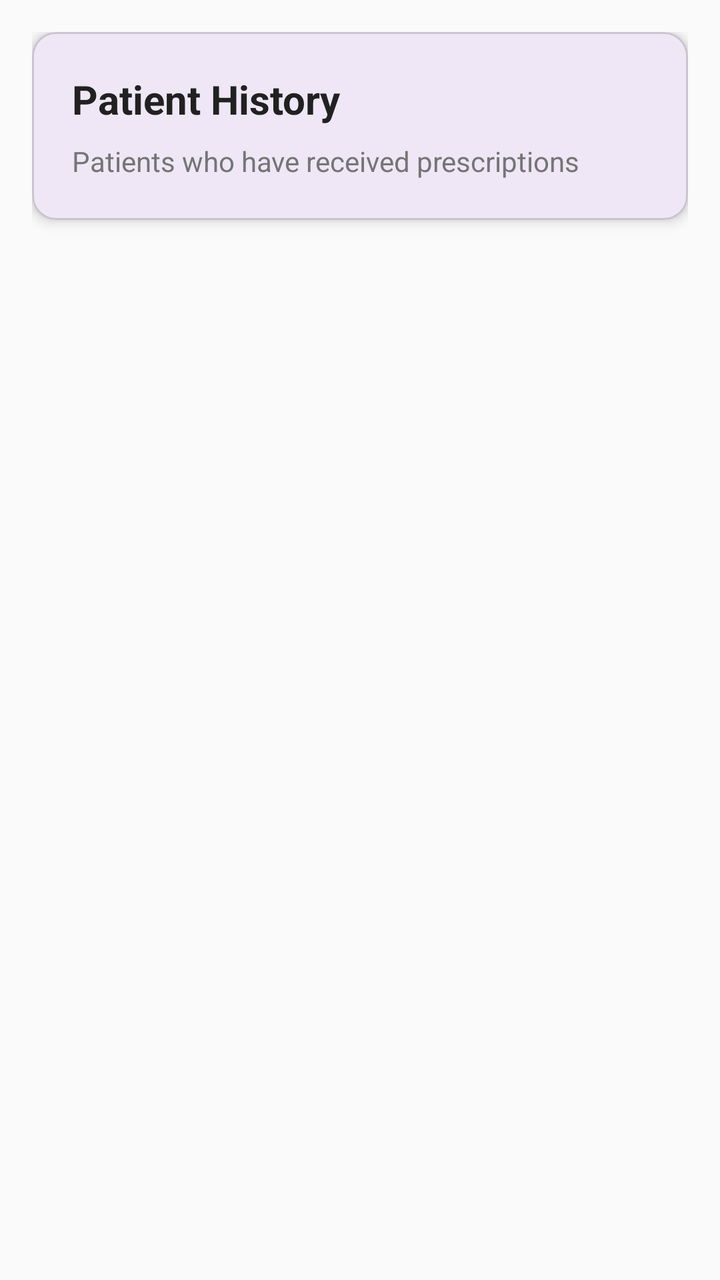
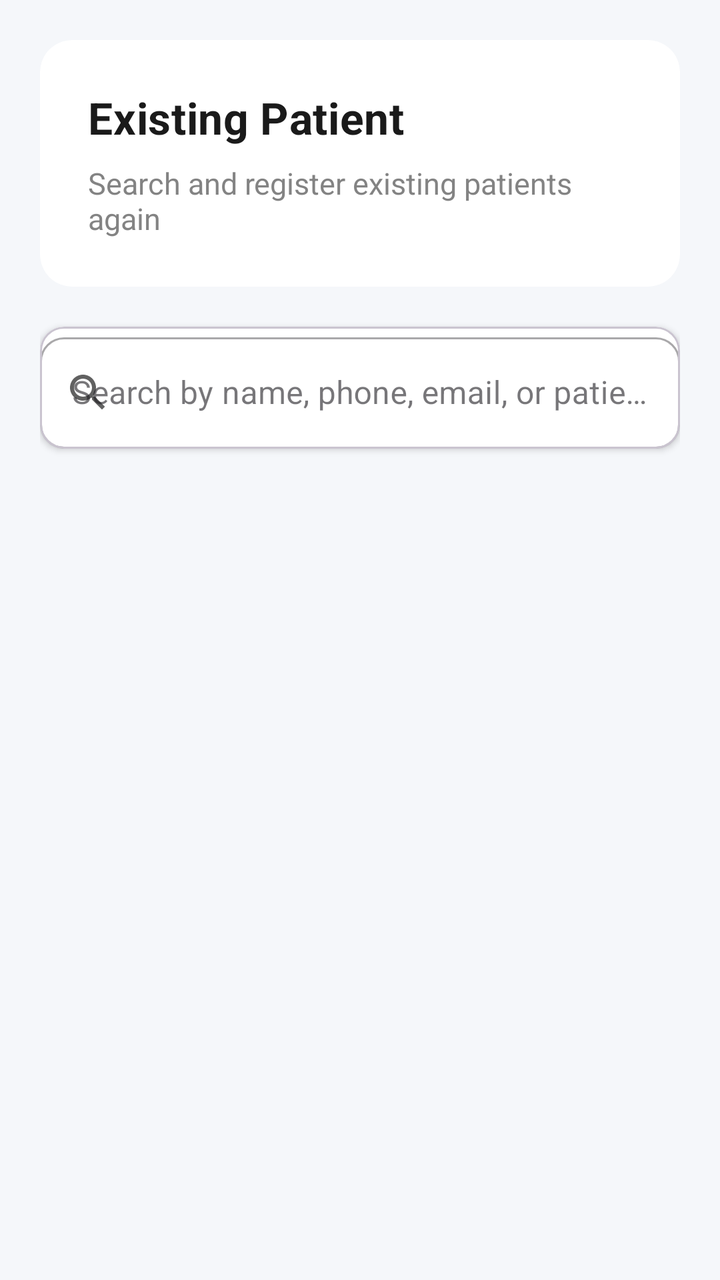

Two renders of the same Android screen: before a commit and after it. Below are the layout's source before the change and the commit's diff.
<!-- AndroidManifest.xml: application theme Theme.H_CAS -->
<!-- res/layout/fragment_patient_history.xml -->
<?xml version="1.0" encoding="utf-8"?>
<ScrollView xmlns:android="http://schemas.android.com/apk/res/android"
    xmlns:app="http://schemas.android.com/apk/res-auto"
    android:layout_width="match_parent"
    android:layout_height="match_parent"
    android:background="@color/background_light"
    android:fillViewport="true">

    <LinearLayout
        android:layout_width="match_parent"
        android:layout_height="wrap_content"
        android:orientation="vertical"
        android:padding="16dp">

        
        <com.google.android.material.card.MaterialCardView
            android:layout_width="match_parent"
            android:layout_height="wrap_content"
            android:layout_marginBottom="16dp"
            app:cardCornerRadius="12dp"
            app:cardElevation="4dp">

            <LinearLayout
                android:layout_width="match_parent"
                android:layout_height="wrap_content"
                android:orientation="vertical"
                android:padding="20dp">

                <TextView
                    android:layout_width="wrap_content"
                    android:layout_height="wrap_content"
                    android:text="Patient History"
                    android:textSize="20sp"
                    android:textStyle="bold"
                    android:textColor="@color/text_primary" />

                <TextView
                    android:layout_width="wrap_content"
                    android:layout_height="wrap_content"
                    android:layout_marginTop="8dp"
                    android:text="Patients who have received prescriptions"
                    android:textSize="14sp"
                    android:textColor="@color/text_secondary" />

            </LinearLayout>

        </com.google.android.material.card.MaterialCardView>

        
        <androidx.recyclerview.widget.RecyclerView
            android:id="@+id/patientHistoryRecyclerView"
            android:layout_width="match_parent"
            android:layout_height="wrap_content"
            android:nestedScrollingEnabled="false" />

        
        <TextView
            android:id="@+id/emptyStateTextView"
            android:layout_width="match_parent"
            android:layout_height="wrap_content"
            android:layout_marginTop="32dp"
            android:text="No patients with prescription history found"
            android:textSize="16sp"
            android:textColor="@color/text_secondary"
            android:gravity="center"
            android:visibility="gone" />

    </LinearLayout>

</ScrollView>
<!-- resources referenced by this layout -->
<resources>
  <color name="background_light">#FAFAFA</color>
  <color name="text_primary">#212121</color>
  <color name="text_secondary">#757575</color>
  <style name="Theme.H_CAS" parent="Base.Theme.H_CAS" />
  <style name="Base.Theme.H_CAS" parent="Theme.Material3.DayNight.NoActionBar">
          
          
      </style>
</resources>

<!-- the commit's change to res/layout/fragment_patient_history.xml (unified diff, before → after) -->
@@ -3,14 +3,53 @@
     xmlns:app="http://schemas.android.com/apk/res-auto"
     android:layout_width="match_parent"
     android:layout_height="match_parent"
-    android:background="@color/background_light"
-    android:fillViewport="true">
+    android:background="#F5F7FA"
+    android:fillViewport="true"
+    android:scrollbars="none">
 
     <LinearLayout
         android:layout_width="match_parent"
         android:layout_height="wrap_content"
         android:orientation="vertical"
-        android:padding="16dp">
+        android:padding="20dp">
+
+        
+        <com.google.android.material.card.MaterialCardView
+            android:layout_width="match_parent"
+            android:layout_height="wrap_content"
+            android:layout_marginBottom="20dp"
+            app:cardCornerRadius="16dp"
+            app:cardElevation="0dp"
+            app:strokeWidth="0dp"
+            app:cardBackgroundColor="@color/white">
+
+            <LinearLayout
+                android:layout_width="match_parent"
+                android:layout_height="wrap_content"
+                android:orientation="vertical"
+                android:padding="24dp">
+
+                <TextView
+                    android:layout_width="wrap_content"
+                    android:layout_height="wrap_content"
+                    android:text="Existing Patient"
+                    android:textSize="22sp"
+                    android:textStyle="bold"
+                    android:textColor="#1A1A1A"
+                    android:letterSpacing="0.01" />
+
+                <TextView
+                    android:layout_width="wrap_content"
+                    android:layout_height="wrap_content"
+                    android:layout_marginTop="8dp"
+                    android:text="Search and register existing patients again"
+                    android:textSize="15sp"
+                    android:textColor="#757575"
+                    android:alpha="0.9" />
+
+            </LinearLayout>
+
+        </com.google.android.material.card.MaterialCardView>
 
         
         <com.google.android.material.card.MaterialCardView
@@ -18,31 +57,30 @@
             android:layout_height="wrap_content"
             android:layout_marginBottom="16dp"
             app:cardCornerRadius="12dp"
-            app:cardElevation="4dp">
+            app:cardElevation="2dp"
+            app:cardBackgroundColor="@color/white">
 
-            <LinearLayout
+            <com.google.android.material.textfield.TextInputLayout
                 android:layout_width="match_parent"
                 android:layout_height="wrap_content"
-                android:orientation="vertical"
-                android:padding="20dp">
+                android:hint="Search by name, phone, email, or patient ID"
+                app:startIconDrawable="@drawable/ic_search"
+                app:startIconTint="@color/grey_dark"
+                style="@style/Widget.MaterialComponents.TextInputLayout.OutlinedBox"
+                app:boxCornerRadiusTopStart="12dp"
+                app:boxCornerRadiusTopEnd="12dp"
+                app:boxCornerRadiusBottomStart="12dp"
+                app:boxCornerRadiusBottomEnd="12dp">
 
-                <TextView
-                    android:layout_width="wrap_content"
+                <com.google.android.material.textfield.TextInputEditText
+                    android:id="@+id/searchPatientInput"
+                    android:layout_width="match_parent"
                     android:layout_height="wrap_content"
-                    android:text="Patient History"
-                    android:textSize="20sp"
-                    android:textStyle="bold"
-                    android:textColor="@color/text_primary" />
+                    android:inputType="text"
+                    android:maxLines="1"
+                    android:textSize="16sp" />
 
-                <TextView
-                    android:layout_width="wrap_content"
-                    android:layout_height="wrap_content"
-                    android:layout_marginTop="8dp"
-                    android:text="Patients who have received prescriptions"
-                    android:textSize="14sp"
-                    android:textColor="@color/text_secondary" />
-
-            </LinearLayout>
+            </com.google.android.material.textfield.TextInputLayout>
 
         </com.google.android.material.card.MaterialCardView>
 
@@ -54,16 +92,27 @@
             android:nestedScrollingEnabled="false" />
 
         
-        <TextView
-            android:id="@+id/emptyStateTextView"
+        <com.google.android.material.card.MaterialCardView
             android:layout_width="match_parent"
             android:layout_height="wrap_content"
             android:layout_marginTop="32dp"
-            android:text="No patients with prescription history found"
-            android:textSize="16sp"
-            android:textColor="@color/text_secondary"
-            android:gravity="center"
-            android:visibility="gone" />
+            app:cardCornerRadius="16dp"
+            app:cardElevation="0dp"
+            app:strokeWidth="0dp"
+            app:cardBackgroundColor="@color/white">
+
+            <TextView
+                android:id="@+id/emptyStateTextView"
+                android:layout_width="match_parent"
+                android:layout_height="wrap_content"
+                android:padding="32dp"
+                android:text="No patients with prescription history found"
+                android:textSize="16sp"
+                android:textColor="#9E9E9E"
+                android:gravity="center"
+                android:visibility="gone" />
+
+        </com.google.android.material.card.MaterialCardView>
 
     </LinearLayout>
 
<!-- resource entries referenced after the edit -->
@@ -1,8 +1,19 @@
 <!-- resources referenced by this layout -->
 <resources>
-  <color name="background_light">#FAFAFA</color>
-  <color name="text_primary">#212121</color>
-  <color name="text_secondary">#757575</color>
+  <color name="grey_dark">#616161</color>
+  <color name="white">#FFFFFFFF</color>
+  <!-- drawable ic_search (drawable) -->
+  <?xml version="1.0" encoding="utf-8"?>
+  <vector xmlns:android="http://schemas.android.com/apk/res/android"
+      android:width="24dp"
+      android:height="24dp"
+      android:viewportWidth="24"
+      android:viewportHeight="24"
+      android:tint="@color/white">
+      <path
+          android:fillColor="@android:color/white"
+          android:pathData="M15.5,14h-0.79l-0.28,-0.27C15.41,12.59 16,11.11 16,9.5 16,5.91 13.09,3 9.5,3S3,5.91 3,9.5 5.91,16 9.5,16c1.61,0 3.09,-0.59 4.23,-1.57l0.27,0.28v0.79l5,4.99L20.49,19l-4.99,-5zM9.5,14C7.01,14 5,11.99 5,9.5S7.01,5 9.5,5 14,7.01 14,9.5 11.99,14 9.5,14z"/>
+  </vector>
   <style name="Theme.H_CAS" parent="Base.Theme.H_CAS" />
   <style name="Base.Theme.H_CAS" parent="Theme.Material3.DayNight.NoActionBar">
           
